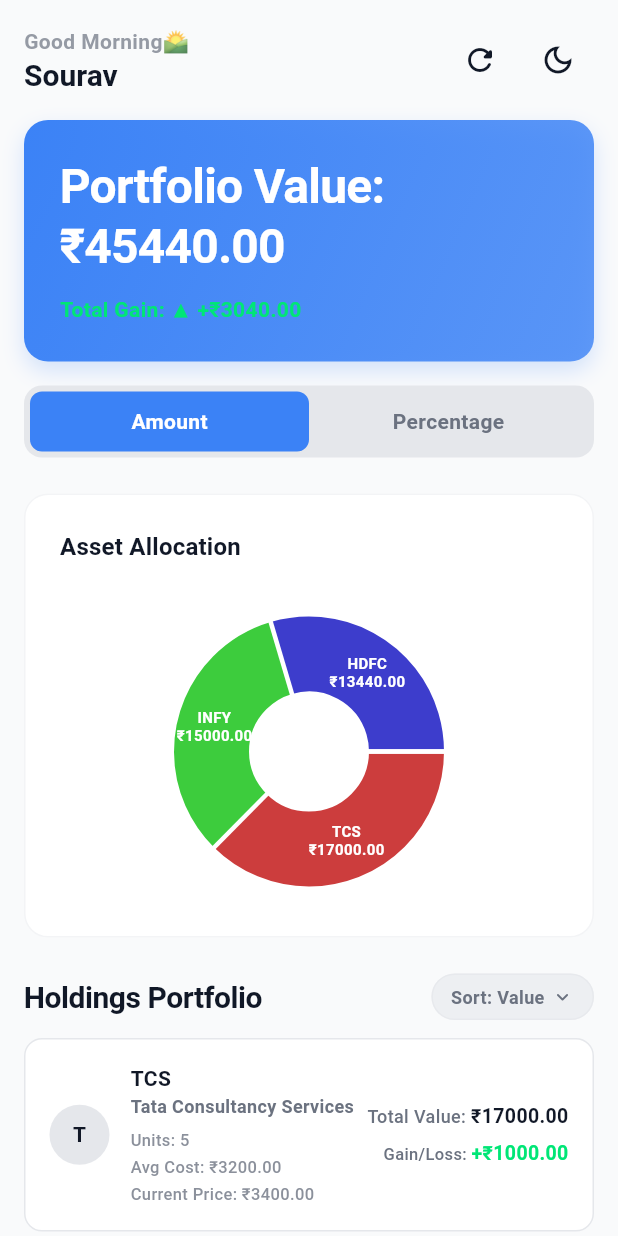
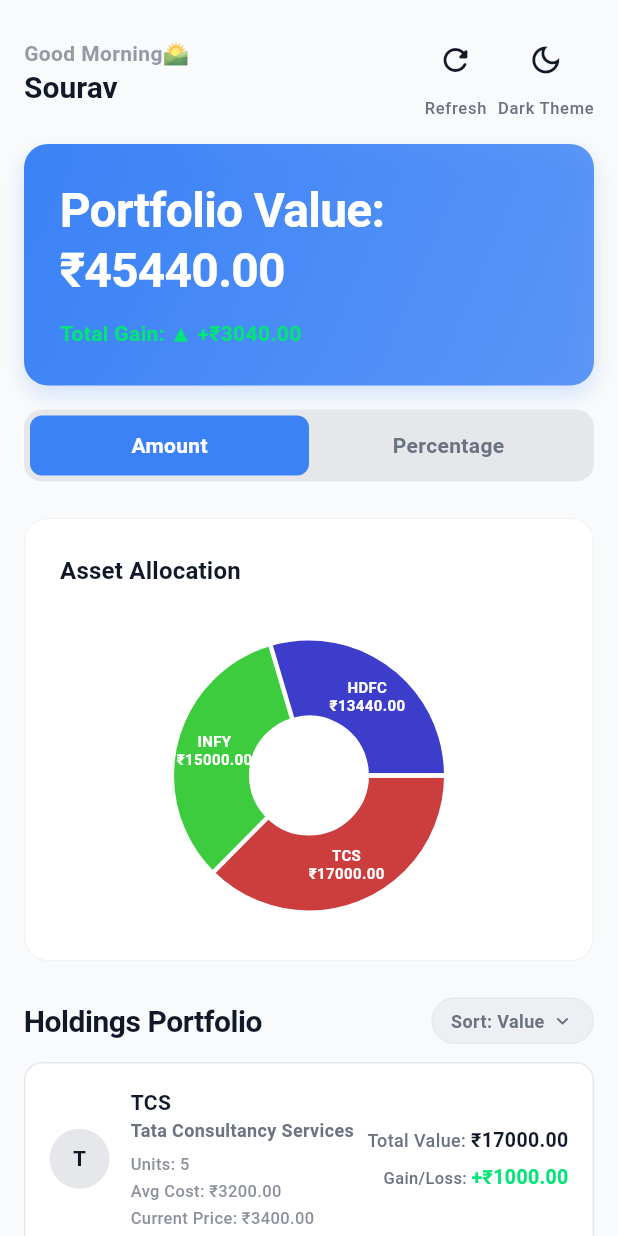
Before and after one commit to Sourav0773/finview_lite, a Flutter app: the screen it shows after launch, on a phone screen of 412 x 824 dp. Run offline on Flutter 3.47's test engine with Material 3 defaults, Android fonts, the phone set to English and light mode, and no system bars; drawn by our look-alikes of fl_chart; our stand-ins replace equatable, shared_preferences.

Commit message:
button names

```diff
--- a/lib/presentation/screens/dashboard/widgets/header.dart
+++ b/lib/presentation/screens/dashboard/widgets/header.dart
@@ -42,14 +42,28 @@
         Row(
   children: [
     /// Refresh button
+    Column(
+      mainAxisSize: MainAxisSize.min,
+      children: [
         IconButton(
           icon: const Icon(Icons.refresh_rounded),
           color: theme.colorScheme.onSurface,
           onPressed: onRefresh,
         ),
+        Text(
+          'Refresh',
+          style: theme.textTheme.labelSmall?.copyWith(
+            color: theme.colorScheme.onSurfaceVariant,
+          ),
+        ),
+      ],
+    ),
     SizedBox(width: isDesktop ? 16 : 4),
 
     /// Theme switching button
+    Column(
+      mainAxisSize: MainAxisSize.min,
+      children: [
         IconButton(
           icon: Icon(
             theme.brightness == Brightness.dark
@@ -59,6 +73,14 @@
           ),
           onPressed: onThemeToggle,
         ),
+        Text(
+          theme.brightness == Brightness.dark ? 'Light Theme' : 'Dark Theme',
+          style: theme.textTheme.labelSmall?.copyWith(
+            color: theme.colorScheme.onSurfaceVariant,
+          ),
+        ),
+      ],
+    ),
   ],
 ),
       ],
```
Lines whose indentation alone changed are shown as unchanged.
